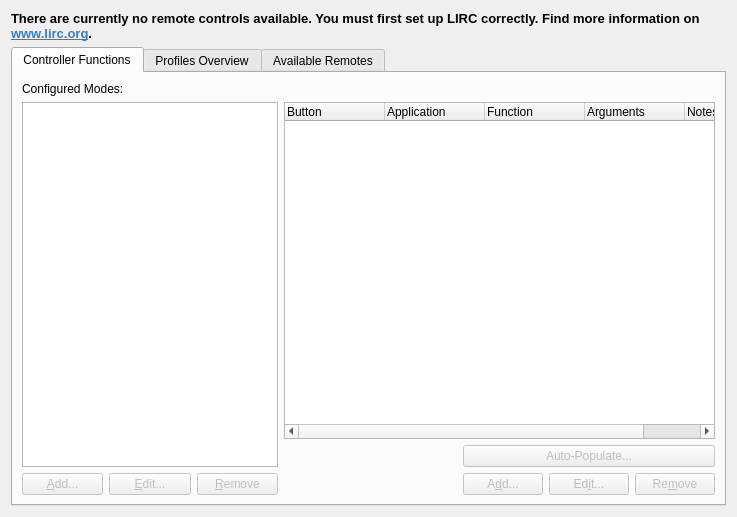
Qt form kcmlirc/kcmlircbase.ui (KDE/kremotecontrol) before a commit.
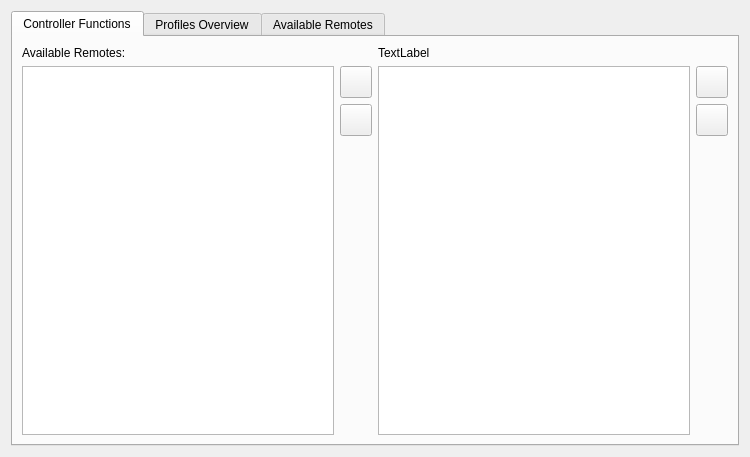
The same form after that commit. Custom widgets are drawn as their Qt base class.

Patch:
```diff
--- a/kcmlirc/kcmlircbase.ui
+++ b/kcmlirc/kcmlircbase.ui
@@ -7,49 +7,14 @@
    <rect>
     <x>0</x>
     <y>0</y>
-    <width>737</width>
-    <height>517</height>
+    <width>750</width>
+    <height>457</height>
    </rect>
   </property>
   <property name="windowTitle">
    <string>Linux Infrared Remote Control</string>
   </property>
   <layout class="QVBoxLayout" name="verticalLayout_2">
-   <item>
-    <widget class="QLabel" name="theMainLabel">
-     <property name="sizePolicy">
-      <sizepolicy hsizetype="Preferred" vsizetype="Fixed">
-       <horstretch>0</horstretch>
-       <verstretch>0</verstretch>
-      </sizepolicy>
-     </property>
-     <property name="font">
-      <font>
-       <weight>75</weight>
-       <bold>true</bold>
-      </font>
-     </property>
-     <property name="frameShape">
-      <enum>QFrame::NoFrame</enum>
-     </property>
-     <property name="text">
-      <string>&lt;!DOCTYPE HTML PUBLIC &quot;-//W3C//DTD HTML 4.0//EN&quot; &quot;http://www.w3.org/TR/REC-html40/strict.dtd&quot;&gt;
-&lt;html&gt;&lt;head&gt;&lt;meta name=&quot;qrichtext&quot; content=&quot;1&quot; /&gt;&lt;style type=&quot;text/css&quot;&gt;
-p, li { white-space: pre-wrap; }
-&lt;/style&gt;&lt;/head&gt;&lt;body style=&quot; font-family:'Sans Serif'; font-size:10pt; font-weight:600; font-style:normal;&quot;&gt;
-&lt;p style=&quot; margin-top:0px; margin-bottom:0px; margin-left:0px; margin-right:0px; -qt-block-indent:0; text-indent:0px;&quot;&gt;There are currently no remote controls available. You must first set up LIRC correctly. Find more information on &lt;a href=&quot;http://www.lirc.org&quot;&gt;&lt;span style=&quot; text-decoration: underline; color:#3c7dbe;&quot;&gt;www.lirc.org&lt;/span&gt;&lt;/a&gt;.&lt;/p&gt;&lt;/body&gt;&lt;/html&gt;</string>
-     </property>
-     <property name="alignment">
-      <set>Qt::AlignTop</set>
-     </property>
-     <property name="wordWrap">
-      <bool>true</bool>
-     </property>
-     <property name="margin">
-      <number>1</number>
-     </property>
-    </widget>
-   </item>
    <item>
     <widget class="KTabWidget" name="tabWidget">
      <property name="currentIndex">
@@ -59,208 +24,137 @@
       <attribute name="title">
        <string>Controller Functions</string>
       </attribute>
-      <layout class="QHBoxLayout" name="horizontalLayout_2">
-       <item>
-        <layout class="QGridLayout" name="gridLayout">
-         <item row="0" column="0" colspan="2">
-          <widget class="QLabel" name="theModesLabel">
-           <property name="maximumSize">
-            <size>
-             <width>16777215</width>
-             <height>16777215</height>
-            </size>
-           </property>
-           <property name="text">
-            <string>Configured Modes:</string>
-           </property>
-           <property name="wordWrap">
-            <bool>false</bool>
-           </property>
-          </widget>
+      <layout class="QGridLayout" name="gridLayout">
+       <item row="0" column="0">
+        <widget class="QLabel" name="label_2">
+         <property name="maximumSize">
+          <size>
+           <width>16777215</width>
+           <height>16777215</height>
+          </size>
+         </property>
+         <property name="text">
+          <string>Available Remotes:</string>
+         </property>
+         <property name="wordWrap">
+          <bool>false</bool>
+         </property>
+        </widget>
+       </item>
+       <item row="0" column="1">
+        <widget class="QLabel" name="label_3">
+         <property name="text">
+          <string>TextLabel</string>
+         </property>
+        </widget>
+       </item>
+       <item row="1" column="0">
+        <layout class="QHBoxLayout" name="horizontalLayout_2">
+         <item>
+          <widget class="QTreeView" name="tvRemotes"/>
          </item>
-         <item row="1" column="0" colspan="3">
-          <widget class="QTreeWidget" name="theModes">
-           <property name="sizePolicy">
-            <sizepolicy hsizetype="Minimum" vsizetype="Expanding">
-             <horstretch>0</horstretch>
-             <verstretch>0</verstretch>
-            </sizepolicy>
-           </property>
-           <property name="maximumSize">
-            <size>
-             <width>16777215</width>
-             <height>16777215</height>
-            </size>
-           </property>
-           <property name="columnCount">
-            <number>0</number>
-           </property>
-          </widget>
-         </item>
-         <item row="2" column="0">
-          <widget class="KPushButton" name="theAddMode">
-           <property name="enabled">
-            <bool>false</bool>
-           </property>
-           <property name="maximumSize">
-            <size>
-             <width>16777215</width>
-             <height>16777215</height>
-            </size>
-           </property>
-           <property name="text">
-            <string>&amp;Add...</string>
-           </property>
-          </widget>
-         </item>
-         <item row="2" column="1">
-          <widget class="KPushButton" name="theEditMode">
-           <property name="enabled">
-            <bool>false</bool>
-           </property>
-           <property name="maximumSize">
-            <size>
-             <width>16777215</width>
-             <height>16777215</height>
-            </size>
-           </property>
-           <property name="text">
-            <string>&amp;Edit...</string>
-           </property>
-          </widget>
-         </item>
-         <item row="2" column="2">
-          <widget class="KPushButton" name="theRemoveMode">
-           <property name="enabled">
-            <bool>false</bool>
-           </property>
-           <property name="maximumSize">
-            <size>
-             <width>16777215</width>
-             <height>16777215</height>
-            </size>
-           </property>
-           <property name="text">
-            <string>&amp;Remove</string>
-           </property>
-          </widget>
+         <item>
+          <layout class="QVBoxLayout" name="verticalLayout_3">
+           <item>
+            <widget class="KPushButton" name="pbAddMode">
+             <property name="minimumSize">
+              <size>
+               <width>32</width>
+               <height>32</height>
+              </size>
+             </property>
+             <property name="maximumSize">
+              <size>
+               <width>32</width>
+               <height>32</height>
+              </size>
+             </property>
+            </widget>
+           </item>
+           <item>
+            <widget class="KPushButton" name="pbRemoveMode">
+             <property name="minimumSize">
+              <size>
+               <width>32</width>
+               <height>32</height>
+              </size>
+             </property>
+             <property name="maximumSize">
+              <size>
+               <width>32</width>
+               <height>32</height>
+              </size>
+             </property>
+            </widget>
+           </item>
+           <item>
+            <spacer name="verticalSpacer">
+             <property name="orientation">
+              <enum>Qt::Vertical</enum>
+             </property>
+             <property name="sizeHint" stdset="0">
+              <size>
+               <width>20</width>
+               <height>40</height>
+              </size>
+             </property>
+            </spacer>
+           </item>
+          </layout>
          </item>
         </layout>
        </item>
-       <item>
-        <layout class="QVBoxLayout">
-         <property name="margin">
-          <number>0</number>
-         </property>
+       <item row="1" column="1">
+        <layout class="QHBoxLayout" name="horizontalLayout_4">
          <item>
-          <widget class="QLabel" name="theModeLabel">
-           <property name="text">
-            <string/>
-           </property>
-           <property name="wordWrap">
-            <bool>false</bool>
-           </property>
-          </widget>
+          <widget class="QTreeView" name="tvActions"/>
          </item>
          <item>
-          <widget class="QTreeWidget" name="theActions">
-           <property name="rootIsDecorated">
-            <bool>false</bool>
-           </property>
-           <property name="sortingEnabled">
-            <bool>false</bool>
-           </property>
-           <attribute name="headerShowSortIndicator" stdset="0">
-            <bool>false</bool>
-           </attribute>
-           <column>
-            <property name="text">
-             <string notr="true">Button</string>
-            </property>
-           </column>
-           <column>
-            <property name="text">
-             <string>Application</string>
-            </property>
-           </column>
-           <column>
-            <property name="text">
-             <string>Function</string>
-            </property>
-           </column>
-           <column>
-            <property name="text">
-             <string>Arguments</string>
-            </property>
-           </column>
-           <column>
-            <property name="text">
-             <string>Notes</string>
-            </property>
-           </column>
-          </widget>
-         </item>
-         <item>
-          <layout class="QHBoxLayout">
+          <layout class="QVBoxLayout" name="verticalLayout_4">
            <item>
-            <layout class="QGridLayout">
-             <item row="0" column="1" colspan="3">
-              <widget class="KPushButton" name="theAddActions">
-               <property name="enabled">
-                <bool>false</bool>
-               </property>
-               <property name="text">
-                <string>Auto-Populate...</string>
-               </property>
-               <property name="shortcut">
-                <string/>
-               </property>
-              </widget>
-             </item>
-             <item row="1" column="1">
-              <widget class="KPushButton" name="theAddAction">
-               <property name="enabled">
-                <bool>false</bool>
-               </property>
-               <property name="text">
-                <string>A&amp;dd...</string>
-               </property>
-              </widget>
-             </item>
-             <item row="1" column="2">
-              <widget class="QPushButton" name="theEditAction">
-               <property name="enabled">
-                <bool>false</bool>
-               </property>
-               <property name="text">
-                <string>Ed&amp;it...</string>
-               </property>
-              </widget>
-             </item>
-             <item row="1" column="3">
-              <widget class="KPushButton" name="theRemoveAction">
-               <property name="enabled">
-                <bool>false</bool>
-               </property>
-               <property name="text">
-                <string>Re&amp;move</string>
-               </property>
-              </widget>
-             </item>
-             <item row="1" column="0">
-              <spacer name="horizontalSpacer">
-               <property name="orientation">
-                <enum>Qt::Horizontal</enum>
-               </property>
-               <property name="sizeHint" stdset="0">
-                <size>
-                 <width>40</width>
-                 <height>20</height>
-                </size>
-               </property>
-              </spacer>
-             </item>
-            </layout>
+            <widget class="KPushButton" name="pbAddAction">
+             <property name="minimumSize">
+              <size>
+               <width>32</width>
+               <height>32</height>
+              </size>
+             </property>
+             <property name="maximumSize">
+              <size>
+               <width>32</width>
+               <height>32</height>
+              </size>
+             </property>
+            </widget>
+           </item>
+           <item>
+            <widget class="KPushButton" name="pbRemoveAction">
+             <property name="minimumSize">
+              <size>
+               <width>32</width>
+               <height>32</height>
+              </size>
+             </property>
+             <property name="maximumSize">
+              <size>
+               <width>32</width>
+               <height>32</height>
+              </size>
+             </property>
+            </widget>
+           </item>
+           <item>
+            <spacer name="verticalSpacer_2">
+             <property name="orientation">
+              <enum>Qt::Vertical</enum>
+             </property>
+             <property name="sizeHint" stdset="0">
+              <size>
+               <width>20</width>
+               <height>40</height>
+              </size>
+             </property>
+            </spacer>
            </item>
           </layout>
          </item>
```
Left out of the diff: 19 changed lines with no effect on the pictures.
